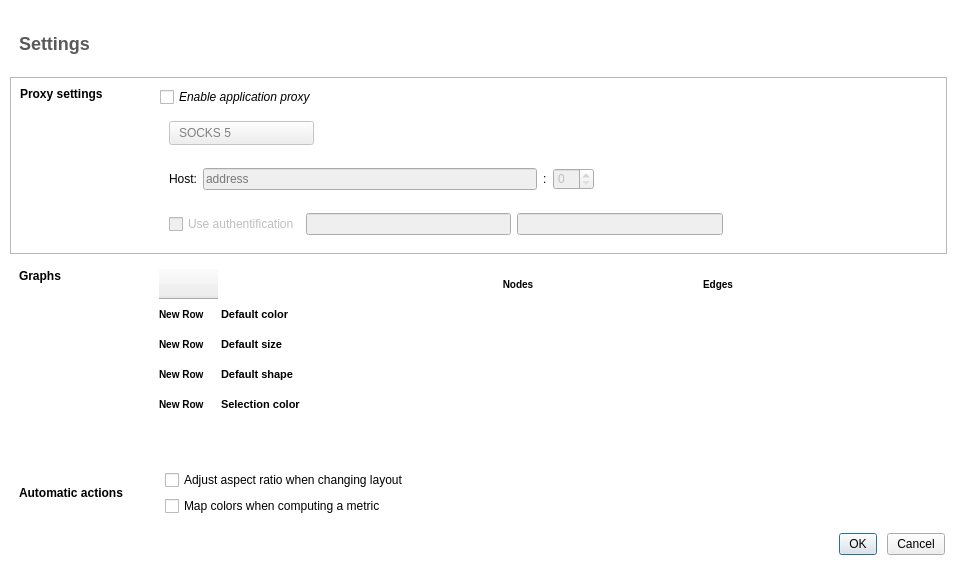
Qt form plugins/perspective/GraphPerspective/designer/PreferencesDialog.ui (vadivelselvaraj/TulipGLImprovement) before a commit.
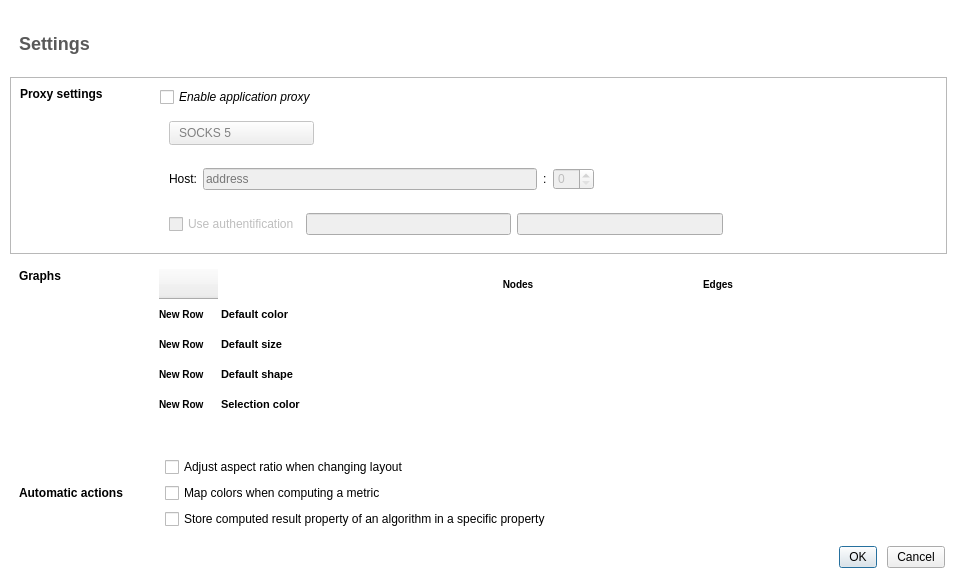
The same form after that commit. Icons and pictures are not drawn.

Commit message: Graph::applyAlgorith cleanup: move management of temporary output properties, creation of specific storage for result properties and recording of running time in GraphPerspective + add new user preference to manage the automatic storage of result properties

```diff
--- a/plugins/perspective/GraphPerspective/designer/PreferencesDialog.ui
+++ b/plugins/perspective/GraphPerspective/designer/PreferencesDialog.ui
@@ -7,13 +7,13 @@
     <x>0</x>
     <y>0</y>
     <width>957</width>
-    <height>567</height>
+    <height>580</height>
    </rect>
   </property>
   <property name="minimumSize">
    <size>
     <width>0</width>
-    <height>567</height>
+    <height>580</height>
    </size>
   </property>
   <property name="windowTitle">
@@ -538,6 +538,16 @@
           </property>
          </widget>
         </item>
+        <item>
+         <widget class="QCheckBox" name="resultPropertyStoredCheck">
+          <property name="text">
+           <string>Store computed result property of an algorithm in a specific property</string>
+          </property>
+          <property name="toolTip">
+           <string>The contents of the result property of an algorithm (viewMetric for example) will be stored in a new property automatically named using the values of the parameters of the algorithm</string>
+          </property>
+         </widget>
+        </item>
        </layout>
       </item>
      </layout>
```
The commit also changes 5 other files.
